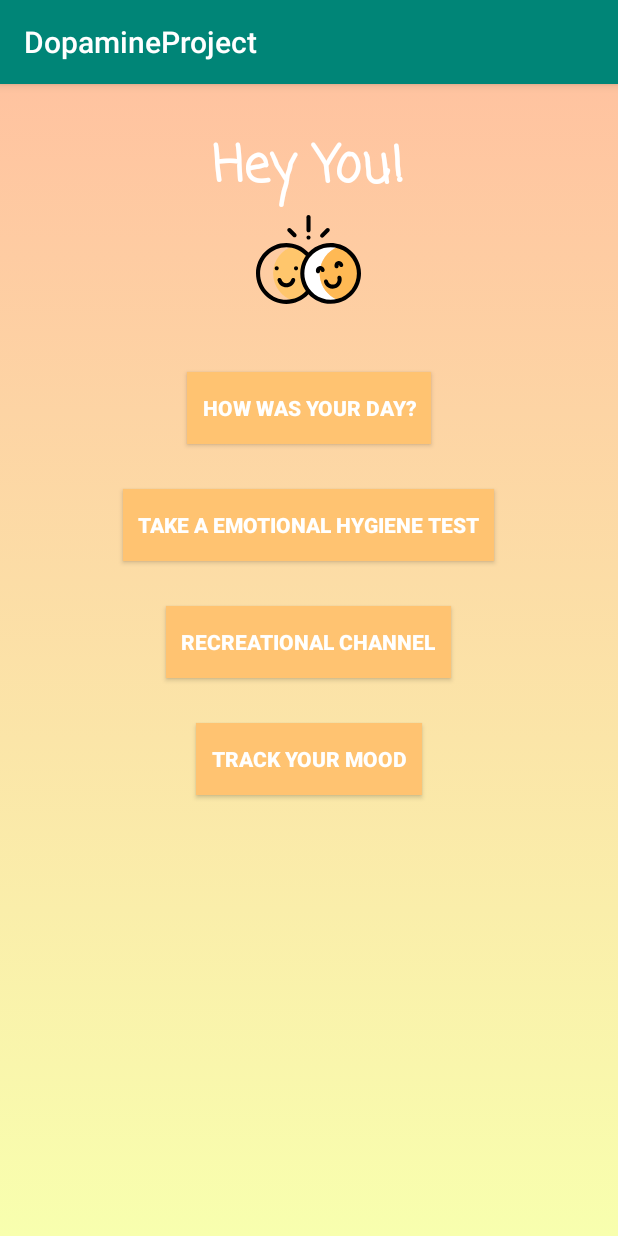
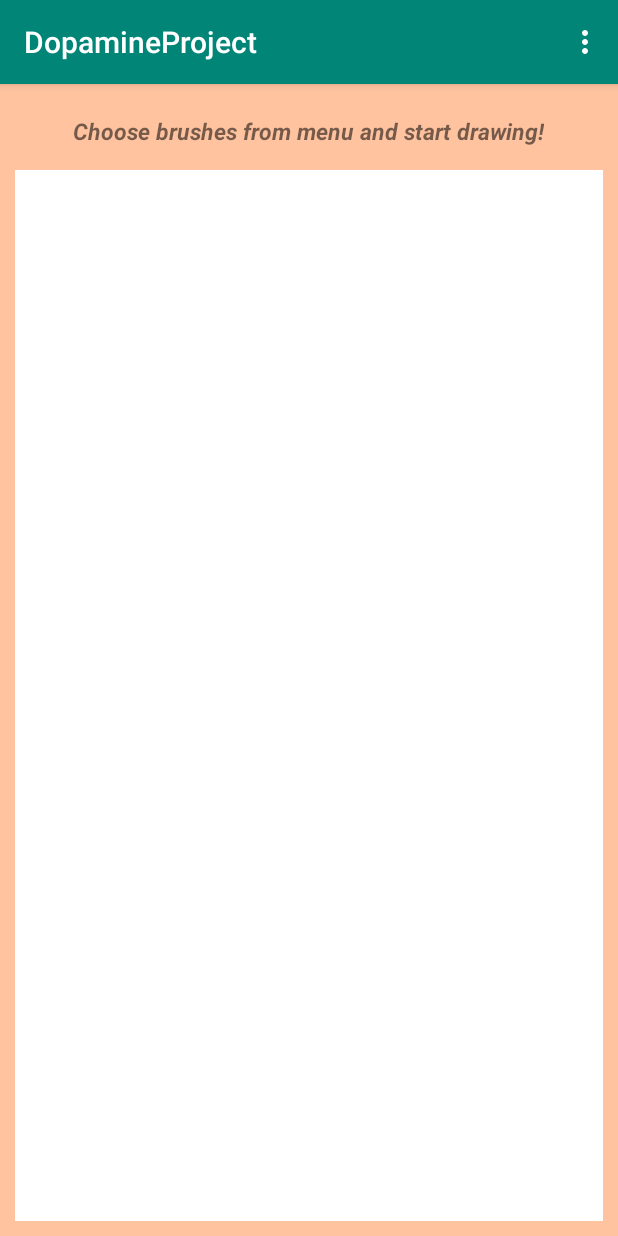
Before and after one commit to harshita99/HeyYou, an Android app: the screen it shows after launch (MainActivity before the commit, MainDraw after it), after a tap on "RECREATIONAL CHANNEL", on a phone screen of 412 x 824 dp. Run offline under Robolectric (Android 15) with nearby library versions, the phone set to English and light mode, and no system bars.

Commit message:
geet committed

```diff
--- a/app/src/main/AndroidManifest.xml
+++ b/app/src/main/AndroidManifest.xml
@@ -20,7 +20,7 @@
         </activity>
         <activity android:name=".MentalTest">
         </activity>
-        <activity android:name=".DrawingPad"></activity>
+        <activity android:name=".MainDraw"></activity>
     </application>
 
 </manifest>
--- a/app/src/main/java/com/example/dopamineproject/MainActivity.java
+++ b/app/src/main/java/com/example/dopamineproject/MainActivity.java
@@ -22,7 +22,7 @@ public class MainActivity extends AppCompatActivity {
     }
 
     public void drawingpad(View view ){
-        Intent k = new Intent(this,DrawingPad.class);
+        Intent k = new Intent(this,MainDraw.class);
         //i.putExtra("Message", "Yo yo");
         startActivity(k);
 
--- /dev/null
+++ b/app/src/main/java/com/example/dopamineproject/MainDraw.java
@@ -0,0 +1,51 @@
+package com.example.dopamineproject;
+
+import android.os.Bundle;
+import android.util.DisplayMetrics;
+import android.view.Menu;
+import android.view.MenuInflater;
+import android.view.MenuItem;
+
+import androidx.appcompat.app.AppCompatActivity;
+
+public class MainDraw extends AppCompatActivity {
+
+    private PaintView paintView;
+
+    @Override
+    protected void onCreate(Bundle savedInstanceState) {
+        super.onCreate(savedInstanceState);
+        setContentView(R.layout.activity_drawing_pad);
+        paintView = (PaintView) findViewById(R.id.paintView);
+        DisplayMetrics metrics = new DisplayMetrics();
+        getWindowManager().getDefaultDisplay().getMetrics(metrics);
+        paintView.init(metrics);
+    }
+
+    @Override
+    public boolean onCreateOptionsMenu(Menu menu) {
+        MenuInflater menuInflater = getMenuInflater();
+        menuInflater.inflate(R.menu.draw, menu);
+        return super.onCreateOptionsMenu(menu);
+    }
+
+    @Override
+    public boolean onOptionsItemSelected(MenuItem item) {
+        switch (item.getItemId()) {
+            case R.id.normal:
+                paintView.normal();
+                return true;
+            case R.id.emboss:
+                paintView.emboss();
+                return true;
+            case R.id.blur:
+                paintView.blur();
+                return true;
+            case R.id.clear:
+                paintView.clear();
+                return true;
+        }
+
+        return super.onOptionsItemSelected(item);
+    }
+}
--- a/app/src/main/java/com/example/dopamineproject/PaintView.java
+++ b/app/src/main/java/com/example/dopamineproject/PaintView.java
@@ -19,7 +19,7 @@ import java.util.ArrayList;
 public class PaintView extends View {
 
     public static int BRUSH_SIZE = 10;
-    public static final int DEFAULT_COLOR = Color.RED;
+    public static final int DEFAULT_COLOR = Color.rgb(255, 195, 113);
     public static final int DEFAULT_BG_COLOR = Color.WHITE;
     private static final float TOUCH_TOLERANCE = 4;
     private float mX, mY;
--- a/app/src/main/res/layout/activity_drawing_pad.xml
+++ b/app/src/main/res/layout/activity_drawing_pad.xml
@@ -1,9 +1,28 @@
 <?xml version="1.0" encoding="utf-8"?>
-<RelativeLayout xmlns:android="http://schemas.android.com/apk/res/android"
-    android:layout_width="match_parent" android:layout_height="match_parent">
+<LinearLayout xmlns:android="http://schemas.android.com/apk/res/android"
+    android:layout_width="match_parent" android:layout_height="match_parent" android:orientation="vertical" android:background="#ffc3a0">
 
+    <TextView
+        android:id="@+id/drawtext"
+        android:layout_width="wrap_content"
+        android:layout_height="wrap_content"
+        android:layout_above="@+id/paintView"
+        android:layout_gravity="center"
+        android:text="Choose brushes from menu and start drawing!"
+        android:textStyle="bold|italic"
+        android:textSize="15dp"
+        android:padding="5dp"
+        android:layout_marginTop="15dp"/>
+<LinearLayout
+    android:layout_height="wrap_content"
+    android:layout_width="wrap_content">
     <com.example.dopamineproject.PaintView
+        android:layout_marginTop="5dp"
         android:id="@+id/paintView"
+        android:layout_gravity="center"
+        android:layout_below="@+id/drawtext"
         android:layout_width="match_parent"
-        android:layout_height="match_parent"></com.example.dopamineproject.PaintView>
-</RelativeLayout>
+        android:layout_margin="10dp"
+        android:layout_height="match_parent"/>
+    </LinearLayout>
+</LinearLayout>
--- a/app/src/main/res/layout/activity_main.xml
+++ b/app/src/main/res/layout/activity_main.xml
@@ -32,20 +32,6 @@
         android:layout_height="wrap_content"
         android:src="@drawable/ic_smile"></ImageView>
 
-    <Button
-        android:background="#ffc371"
-        android:textColor="@android:color/white"
-        android:padding="10dp"
-        android:layout_gravity="center"
-        android:textAlignment="center"
-        android:layout_marginTop="40dp"
-        android:layout_width="wrap_content"
-        android:layout_height="wrap_content"
-        android:text="How was your day?"
-        android:id="@+id/journalbtn"
-        android:onClick="journal"
-        android:textStyle="bold">
-    </Button>
 
     <Button
         android:background="#ffc371"
@@ -93,4 +79,19 @@
     </Button>
 
 
+    <Button
+        android:background="#ffc371"
+        android:textColor="@android:color/white"
+        android:padding="10dp"
+        android:layout_gravity="center"
+        android:textAlignment="center"
+        android:layout_marginTop="40dp"
+        android:layout_width="wrap_content"
+        android:layout_height="wrap_content"
+        android:text="Helpline"
+        android:id="@+id/journalbtn"
+        android:onClick="journal"
+        android:textStyle="bold">
+    </Button>
+
 </LinearLayout>
```
Also changed, not shown: app/src/main/java/com/example/dopamineproject/DrawingPad.java (+1 -10 lines).
